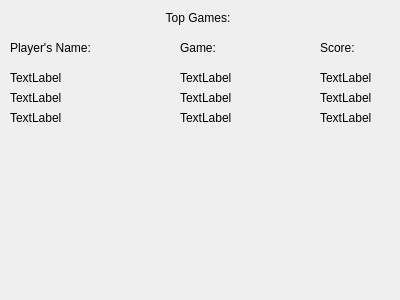
The window that gui/topgameswindow.ui (ezfe/qtrepo_eline_mestiasz) describes before a commit, drawn with Qt 5.
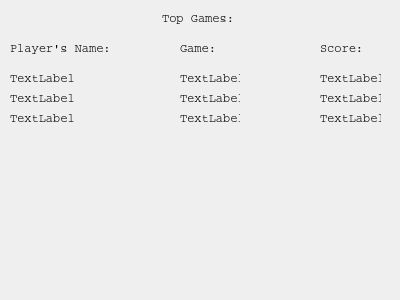
The same window after the commit.

The edit to the form file:
```diff
--- a/gui/topgameswindow.ui
+++ b/gui/topgameswindow.ui
@@ -10,6 +10,11 @@
     <height>300</height>
    </rect>
   </property>
+  <property name="font">
+   <font>
+    <family>Courier</family>
+   </font>
+  </property>
   <property name="windowTitle">
    <string>Form</string>
   </property>
```
